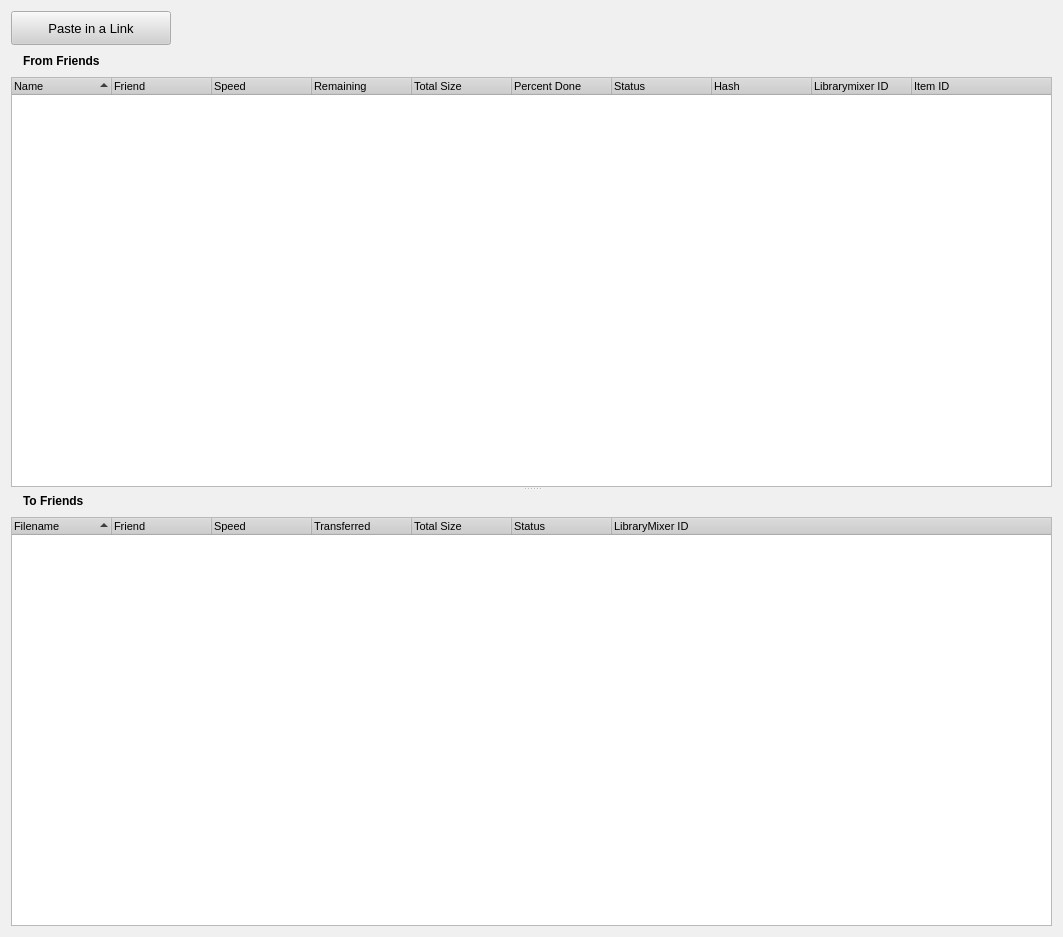
Above: MixologistGui/gui/TransfersDialog.ui from rebeccaskinner/The-Mixologist before the change. Below: the same form after it.
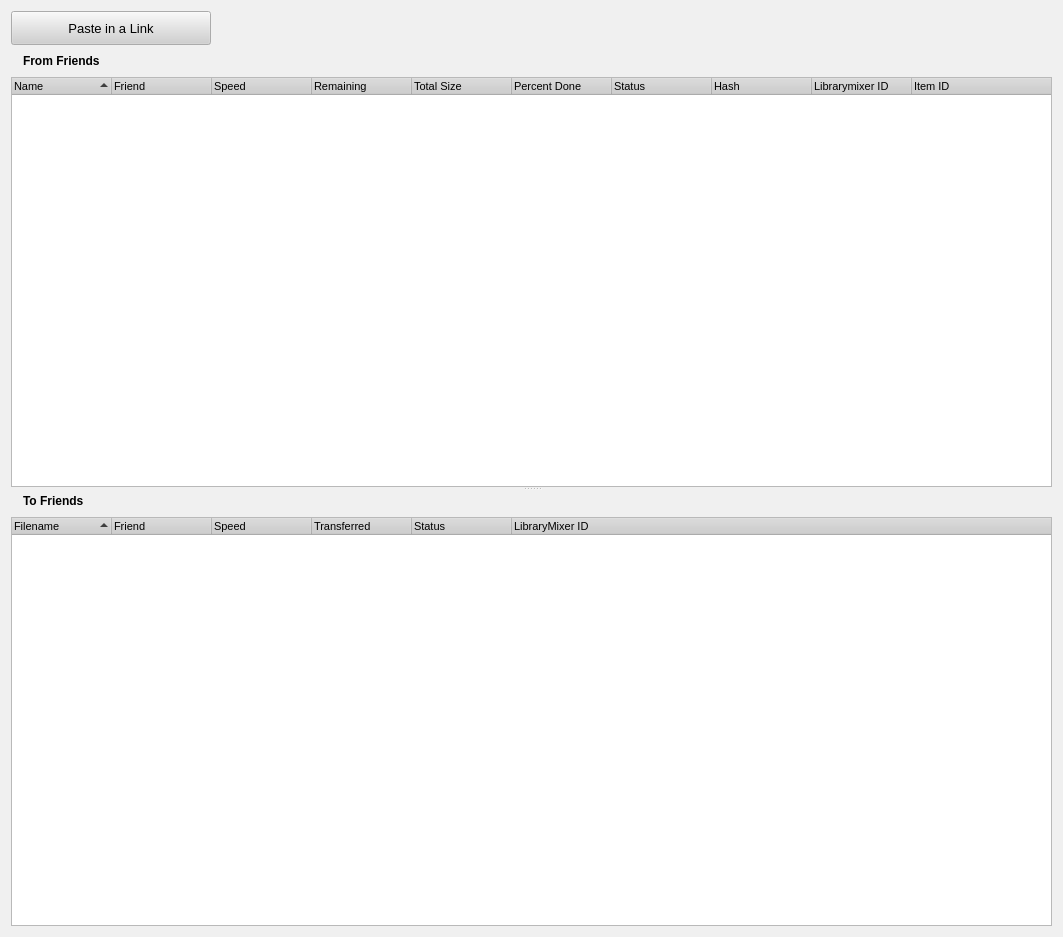
That is the form after the change. Icons and pictures are not drawn.

Patch:
```diff
--- a/MixologistGui/gui/TransfersDialog.ui
+++ b/MixologistGui/gui/TransfersDialog.ui
@@ -507,9 +507,15 @@
     <layout class="QHBoxLayout" name="_6">
      <item>
       <widget class="QPushButton" name="downloadButton">
+       <property name="sizePolicy">
+        <sizepolicy hsizetype="Fixed" vsizetype="Fixed">
+         <horstretch>0</horstretch>
+         <verstretch>0</verstretch>
+        </sizepolicy>
+       </property>
        <property name="minimumSize">
         <size>
-         <width>160</width>
+         <width>200</width>
          <height>34</height>
         </size>
        </property>
@@ -732,11 +738,6 @@
            <string>Transferred</string>
           </property>
          </column>
-         <column>
-          <property name="text">
-           <string>Total Size</string>
-          </property>
-         </column>
          <column>
           <property name="text">
            <string>Status</string>
```
Left out of the diff: 34 changed lines with no effect on the pictures.
